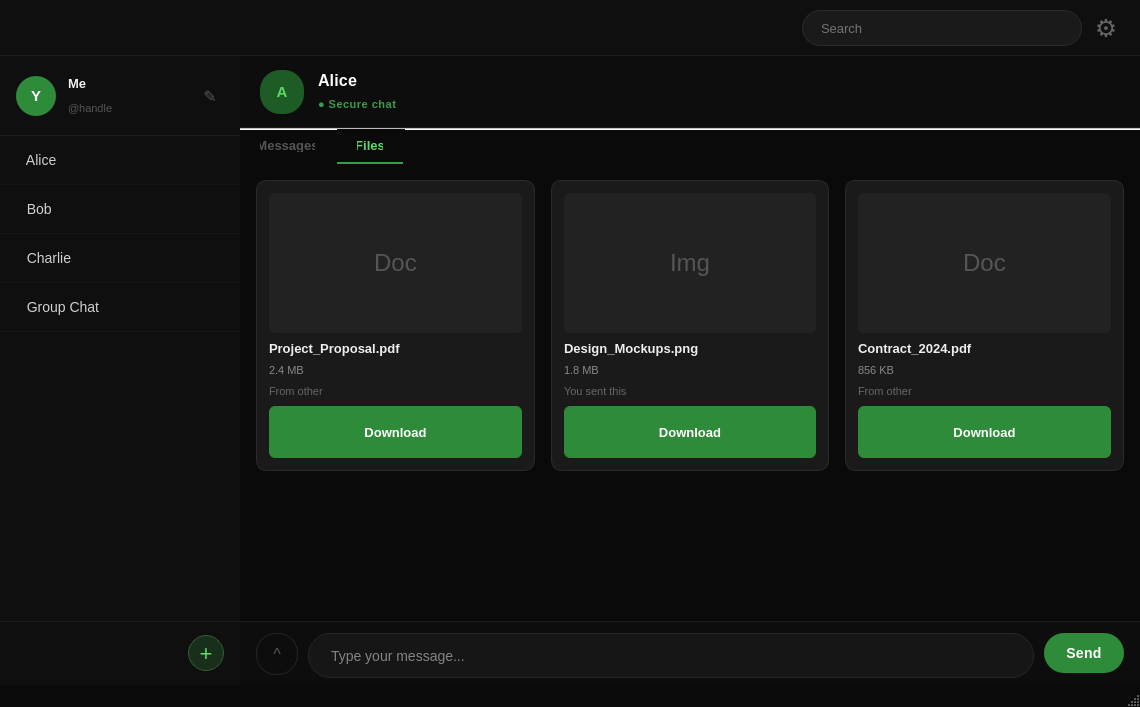
Old version of the form Peer2Pear_QtProj/mainwindow.ui in the repository zjones2142/Peer2Pear.
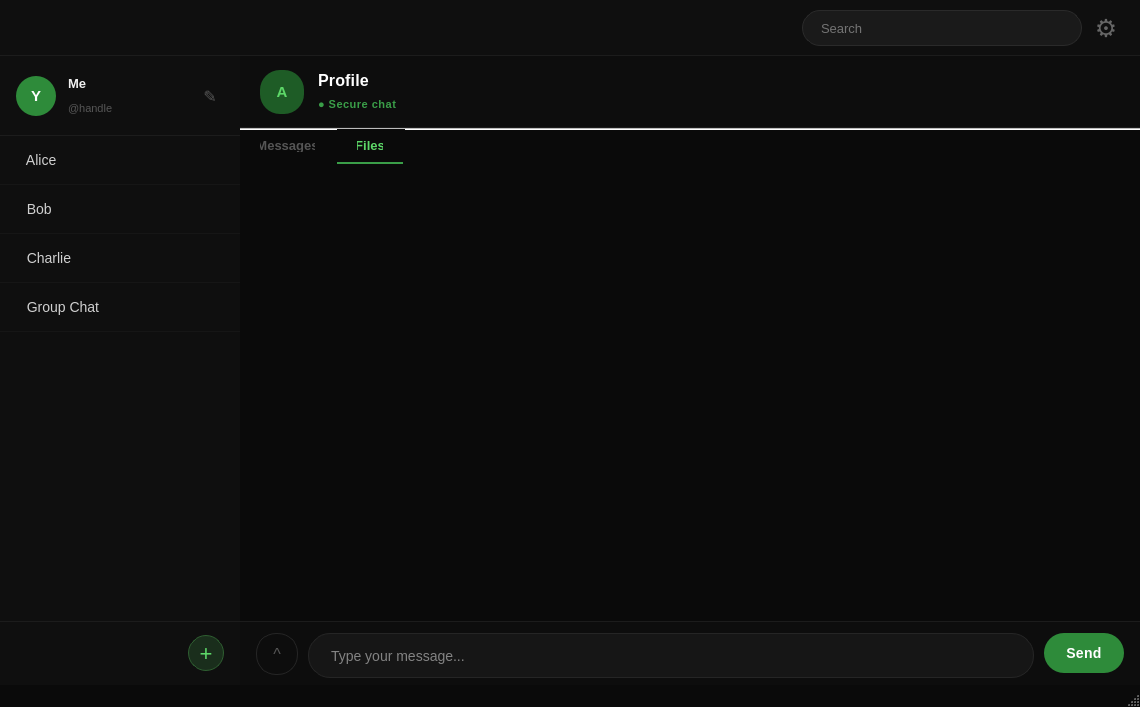
New version of the form. The open tabs and pages were chosen to show the change.

Commit message: jm - removed the hard coded profiles and added an overlay when there are no contacts

The edit to the form file:
```diff
--- a/Peer2Pear_QtProj/mainwindow.ui
+++ b/Peer2Pear_QtProj/mainwindow.ui
@@ -566,7 +566,7 @@
                       </font>
                      </property>
                      <property name="text">
-                      <string>Alice</string>
+                      <string>Profile</string>
                      </property>
                     </widget>
                    </item>
@@ -827,255 +827,6 @@
                           <property name="spacing">
                            <number>16</number>
                           </property>
-                          <item>
-                           <widget class="QFrame" name="fileCard1">
-                            <property name="sizePolicy">
-                             <sizepolicy hsizetype="Expanding" vsizetype="Preferred">
-                              <horstretch>0</horstretch>
-                              <verstretch>0</verstretch>
-                             </sizepolicy>
-                            </property>
-                            <property name="styleSheet">
-                             <string notr="true">QFrame#fileCard1 { background-color: #1a1a1a; border: 1px solid #2a2a2a; border-radius: 10px; }</string>
-                            </property>
-                            <layout class="QVBoxLayout" name="fileCard1Layout">
-                             <property name="spacing">
-                              <number>8</number>
-                             </property>
-                             <property name="leftMargin">
-                              <number>12</number>
-                             </property>
-                             <property name="topMargin">
-                              <number>12</number>
-                             </property>
-                             <property name="rightMargin">
-                              <number>12</number>
-                             </property>
-                             <property name="bottomMargin">
-                              <number>12</number>
-                             </property>
-                             <item>
-                              <widget class="QLabel" name="fileThumb1">
-                               <property name="styleSheet">
-                                <string notr="true">background-color: #222222; color: #555555; font-size: 24px; border-radius: 6px; min-height: 140px;</string>
-                               </property>
-                               <property name="text">
-                                <string>Doc</string>
-                               </property>
-                               <property name="alignment">
-                                <set>Qt::AlignmentFlag::AlignCenter</set>
-                               </property>
-                              </widget>
-                             </item>
-                             <item>
-                              <widget class="QLabel" name="fileName1">
-                               <property name="styleSheet">
-                                <string notr="true">color: #eeeeee; font-size: 13px; font-weight: bold;</string>
-                               </property>
-                               <property name="text">
-                                <string>Project_Proposal.pdf</string>
-                               </property>
-                              </widget>
-                             </item>
-                             <item>
-                              <widget class="QLabel" name="fileSize1">
-                               <property name="styleSheet">
-                                <string notr="true">color: #888888; font-size: 11px;</string>
-                               </property>
-                               <property name="text">
-                                <string>2.4 MB</string>
-                               </property>
-                              </widget>
-                             </item>
-                             <item>
-                              <widget class="QLabel" name="fileSender1">
-                               <property name="styleSheet">
-                                <string notr="true">color: #666666; font-size: 11px;</string>
-                               </property>
-                               <property name="text">
-                                <string>From other</string>
-                               </property>
-                              </widget>
-                             </item>
-                             <item>
-                              <widget class="QPushButton" name="dlBtn1">
-                               <property name="styleSheet">
-                                <string notr="true">background-color: #2e8b3a; color: #ffffff; border: none; border-radius: 6px; font-size: 13px; font-weight: bold; padding: 8px; min-height: 36px;</string>
-                               </property>
-                               <property name="text">
-                                <string>Download</string>
-                               </property>
-                              </widget>
-                             </item>
-                            </layout>
-                           </widget>
-                          </item>
-                          <item>
-                           <widget class="QFrame" name="fileCard2">
-                            <property name="sizePolicy">
-                             <sizepolicy hsizetype="Expanding" vsizetype="Preferred">
-                              <horstretch>0</horstretch>
-                              <verstretch>0</verstretch>
-                             </sizepolicy>
-                            </property>
-                            <property name="styleSheet">
-                             <string notr="true">QFrame#fileCard2 { background-color: #1a1a1a; border: 1px solid #2a2a2a; border-radius: 10px; }</string>
-                            </property>
-                            <layout class="QVBoxLayout" name="fileCard2Layout">
-                             <property name="spacing">
-                              <number>8</number>
-                             </property>
-                             <property name="leftMargin">
-                              <number>12</number>
-                             </property>
-                             <property name="topMargin">
-                              <number>12</number>
-                             </property>
-                             <property name="rightMargin">
-                              <number>12</number>
-                             </property>
-                             <property name="bottomMargin">
-                              <number>12</number>
-                             </property>
-                             <item>
-                              <widget class="QLabel" name="fileThumb2">
-                               <property name="styleSheet">
-                                <string notr="true">background-color: #222222; color: #555555; font-size: 24px; border-radius: 6px; min-height: 140px;</string>
-                               </property>
-                               <property name="text">
-                                <string>Img</string>
-                               </property>
-                               <property name="alignment">
-                                <set>Qt::AlignmentFlag::AlignCenter</set>
-                               </property>
-                              </widget>
-                             </item>
-                             <item>
-                              <widget class="QLabel" name="fileName2">
-                               <property name="styleSheet">
-                                <string notr="true">color: #eeeeee; font-size: 13px; font-weight: bold;</string>
-                               </property>
-                               <property name="text">
-                                <string>Design_Mockups.png</string>
-                               </property>
-                              </widget>
-                             </item>
-                             <item>
-                              <widget class="QLabel" name="fileSize2">
-                               <property name="styleSheet">
-                                <string notr="true">color: #888888; font-size: 11px;</string>
-                               </property>
-                               <property name="text">
-                                <string>1.8 MB</string>
-                               </property>
-                              </widget>
-                             </item>
-                             <item>
-                              <widget class="QLabel" name="fileSender2">
-                               <property name="styleSheet">
-                                <string notr="true">color: #666666; font-size: 11px;</string>
-                               </property>
-                               <property name="text">
-                                <string>You sent this</string>
-                               </property>
-                              </widget>
-                             </item>
-                             <item>
-                              <widget class="QPushButton" name="dlBtn2">
-                               <property name="styleSheet">
-                                <string notr="true">background-color: #2e8b3a; color: #ffffff; border: none; border-radius: 6px; font-size: 13px; font-weight: bold; padding: 8px; min-height: 36px;</string>
-                               </property>
-                               <property name="text">
-                                <string>Download</string>
-                               </property>
-                              </widget>
-                             </item>
-                            </layout>
-                           </widget>
-                          </item>
-                          <item>
-                           <widget class="QFrame" name="fileCard3">
-                            <property name="sizePolicy">
-                             <sizepolicy hsizetype="Expanding" vsizetype="Preferred">
-                              <horstretch>0</horstretch>
-                              <verstretch>0</verstretch>
-                             </sizepolicy>
-                            </property>
-                            <property name="styleSheet">
-                             <string notr="true">QFrame#fileCard3 { background-color: #1a1a1a; border: 1px solid #2a2a2a; border-radius: 10px; }</string>
-                            </property>
-                            <layout class="QVBoxLayout" name="fileCard3Layout">
-                             <property name="spacing">
-                              <number>8</number>
-                             </property>
-                             <property name="leftMargin">
-                              <number>12</number>
-                             </property>
-                             <property name="topMargin">
-                              <number>12</number>
-                             </property>
-                             <property name="rightMargin">
-                              <number>12</number>
-                             </property>
-                             <property name="bottomMargin">
-                              <number>12</number>
-                             </property>
-                             <item>
-                              <widget class="QLabel" name="fileThumb3">
-                               <property name="styleSheet">
-                                <string notr="true">background-color: #222222; color: #555555; font-size: 24px; border-radius: 6px; min-height: 140px;</string>
-                               </property>
-                               <property name="text">
-                                <string>Doc</string>
-                               </property>
-                               <property name="alignment">
-                                <set>Qt::AlignmentFlag::AlignCenter</set>
-                               </property>
-                              </widget>
-                             </item>
-                             <item>
-                              <widget class="QLabel" name="fileName3">
-                               <property name="styleSheet">
-                                <string notr="true">color: #eeeeee; font-size: 13px; font-weight: bold;</string>
-                               </property>
-                               <property name="text">
-                                <string>Contract_2024.pdf</string>
-                               </property>
-                              </widget>
-                             </item>
-                             <item>
-                              <widget class="QLabel" name="fileSize3">
-                               <property name="styleSheet">
-                                <string notr="true">color: #888888; font-size: 11px;</string>
-                               </property>
-                               <property name="text">
-                                <string>856 KB</string>
-                               </property>
-                              </widget>
-                             </item>
-                             <item>
-                              <widget class="QLabel" name="fileSender3">
-                               <property name="styleSheet">
-                                <string notr="true">color: #666666; font-size: 11px;</string>
-                               </property>
-                               <property name="text">
-                                <string>From other</string>
-                               </property>
-                              </widget>
-                             </item>
-                             <item>
-                              <widget class="QPushButton" name="dlBtn3">
-                               <property name="styleSheet">
-                                <string notr="true">background-color: #2e8b3a; color: #ffffff; border: none; border-radius: 6px; font-size: 13px; font-weight: bold; padding: 8px; min-height: 36px;</string>
-                               </property>
-                               <property name="text">
-                                <string>Download</string>
-                               </property>
-                              </widget>
-                             </item>
-                            </layout>
-                           </widget>
-                          </item>
                          </layout>
                         </item>
                         <item>
```
Left out of the diff: 57 changed lines with no effect on the pictures. The commit also changes 2 other files.
